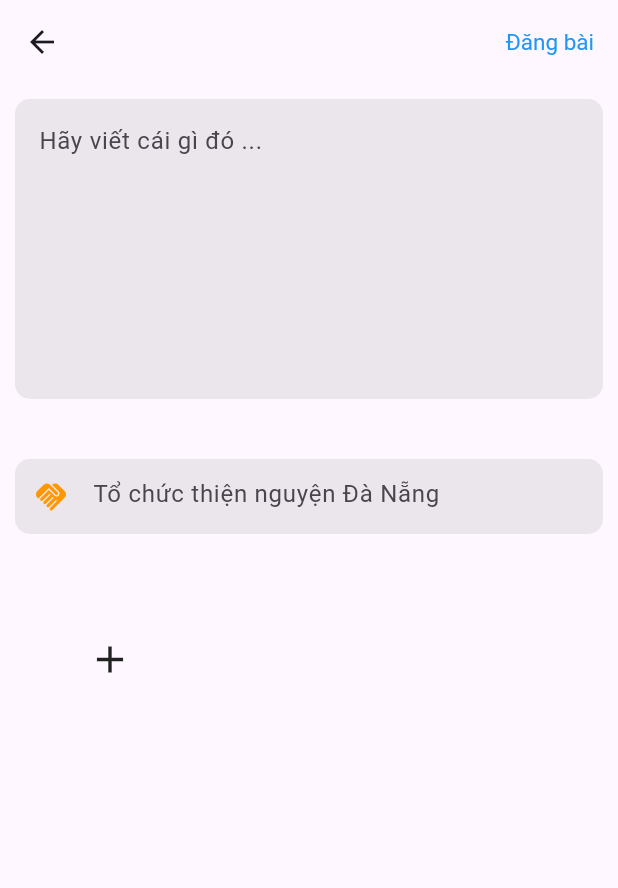
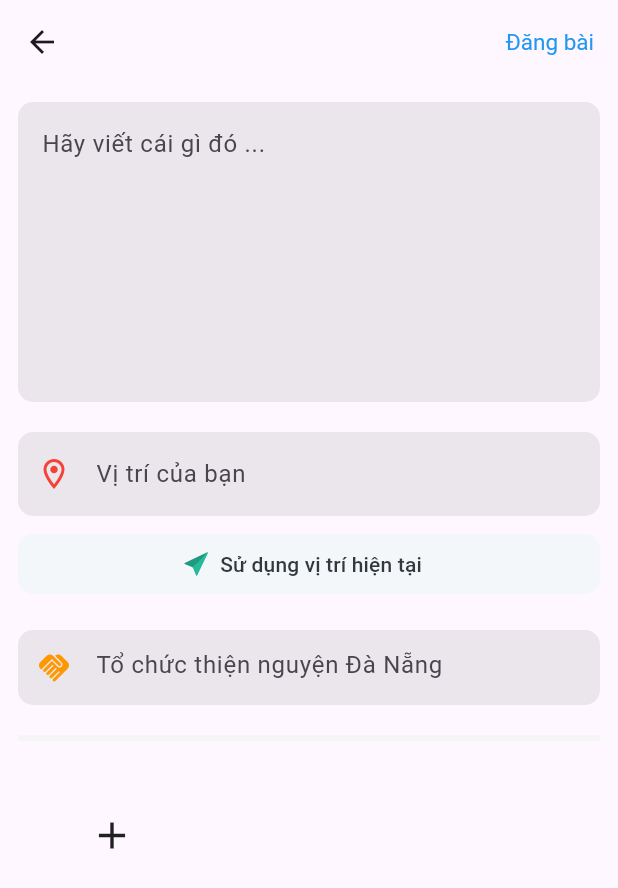
Before and after one commit to bybabye/volunteer_connection_app, a Flutter app: the PostPage screen opened directly, after a tap on the "add" icon, on a phone screen of 412 x 824 dp. Shown: the top 888 px of the screen. Run offline on Flutter 3.47's test engine with Material 3 defaults, Android fonts, the phone set to English and light mode, and no system bars; our stand-ins replace dio, dot_navigation_bar, flutter_inset_box_shadow, flutter_svg, font_awesome_flutter, geocoding and 3 more; missing offline and left inert: mobkit_dashed_border; accounts and stored records are empty; statements that could not run were skipped; project files that could hold a hidden picture were left out.

Commit message:
🔖 post page v2

```diff
--- a/lib/features/post/presentation/pages/post_page.dart
+++ b/lib/features/post/presentation/pages/post_page.dart
@@ -1,7 +1,12 @@
 import 'dart:io';
 import 'package:flutter/material.dart';
+import 'package:flutter_svg/flutter_svg.dart';
+import 'package:geolocator/geolocator.dart';
 import 'package:image_picker/image_picker.dart';
 import 'package:mobkit_dashed_border/mobkit_dashed_border.dart';
+import 'package:volunteer_connection/config/app_colors.dart';
+import 'package:volunteer_connection/features/post/location_handler.dart';
+import 'package:volunteer_connection/themes/app_colors.dart';
 
 class PostPage extends StatefulWidget {
   const PostPage({super.key});
@@ -13,15 +18,18 @@ class PostPage extends StatefulWidget {
 class _PostPageState extends State<PostPage> {
   TextEditingController contentController = TextEditingController();
   TextEditingController organizationController = TextEditingController();
+  TextEditingController addressController = TextEditingController();
+
+  String city = 'Quảng Trị';
   final ImagePicker imagePicker = ImagePicker();
   List<XFile> imageFileList = [];
 
   @override
   void initState() {
+    // _getCurrentPosition();
     super.initState();
   }
 
-  // Select image v1
   // void selectedImage() async {
   //   List<XFile> selectedImage = await imagePicker.pickMultiImage(
   //     imageQuality: 60, // Có thể điều chỉnh chất lượng ảnh
@@ -39,14 +47,16 @@ class _PostPageState extends State<PostPage> {
   //   setState(() {});
   // }
 
-  // Select image v2
   void selectedImage() async {
     List<XFile> selectedImage = await imagePicker.pickMultiImage(
       imageQuality: 60, // Có thể điều chỉnh chất lượng ảnh
     );
-    if ((imageFileList.length + selectedImage.length) <= 5) {
+
+    if (selectedImage != null &&
+        (imageFileList.length + selectedImage.length) <= 5) {
       imageFileList.addAll(selectedImage);
-    } else if ((imageFileList.length + selectedImage.length) > 5) {
+    } else if (selectedImage != null &&
+        (imageFileList.length + selectedImage.length) > 5) {
       ScaffoldMessenger.of(context).showSnackBar(
         const SnackBar(
           backgroundColor: Colors.blue,
@@ -66,9 +76,11 @@ class _PostPageState extends State<PostPage> {
   void logData() {
     print('Nội dung bài viết: ${contentController.text}');
     print('Tổ chức: ${organizationController.text}');
+
     // print('Địa chỉ : ${city}');
     print('path ảnh gồm :');
     print('----------------------------------------');
+
     imageFileList.forEach((element) {
       print(element.path);
     });
@@ -93,10 +105,9 @@ class _PostPageState extends State<PostPage> {
       ),
       body: SingleChildScrollView(
         child: Padding(
-          padding: const EdgeInsets.all(10),
+          padding: const EdgeInsets.all(12),
           child:
               Column(crossAxisAlignment: CrossAxisAlignment.start, children: [
-            // Noi dung post
             TextField(
               controller: contentController,
               autocorrect: false,
@@ -114,11 +125,65 @@ class _PostPageState extends State<PostPage> {
             const SizedBox(
               height: 20,
             ),
-            // GET LOCATION
+            Form(
+              child: TextFormField(
+                controller: addressController,
+                onChanged: (value) {},
+                textInputAction: TextInputAction.search,
+                decoration: InputDecoration(
+                    prefixIcon: const Icon(
+                      Icons.location_on_outlined,
+                      color: Colors.red,
+                    ),
+                    hintText: "Vị trí của bạn",
+                    border: OutlineInputBorder(
+                      borderSide: BorderSide.none,
+                      borderRadius: BorderRadius.circular(10.0),
+                    ),
+                    filled: true,
+                    fillColor: Colors.grey.withOpacity(0.2)),
+              ),
+            ),
+            Column(
+              children: [
+                Padding(
+                  padding: const EdgeInsets.only(top: 8),
+                  child: ElevatedButton.icon(
+                    onPressed: () async {
+                      Position? currentPosition =
+                          await LocationHandler.getCurrentPosition();
+                      String? currentAddress =
+                          await LocationHandler.getAddressFromLatLng(
+                              currentPosition!);
+                      setState(() {
+                        addressController.text =
+                            currentAddress ?? "Unknown Address";
+                      });
+                      // setState(() {});
+                      // print(currentPosition);
+                      print(currentAddress);
+                    },
+                    icon: SvgPicture.asset(
+                      "assets/icons/cursor_arrow.svg",
+                      height: 16,
+                    ),
+                    label: const Text("Sử dụng vị trí hiện tại"),
+                    style: ElevatedButton.styleFrom(
+                      backgroundColor: AppColors.grey_F4F7FA,
+                      foregroundColor: AppColors.black_33383C,
+                      elevation: 0,
+                      fixedSize: const Size(double.maxFinite, 40),
+                      shape: RoundedRectangleBorder(
+                        borderRadius: BorderRadius.circular(10),
+                      ),
+                    ),
+                  ),
+                ),
+              ],
+            ),
             const SizedBox(
               height: 20,
             ),
-            // Ten to chuc thien nguyen
             SizedBox(
               height: 50,
               child: TextField(
@@ -142,7 +207,11 @@ class _PostPageState extends State<PostPage> {
             const SizedBox(
               height: 20,
             ),
-            // Image of post
+            const Divider(
+              height: 4,
+              thickness: 4,
+              color: Appcolors.backgruondSecondColor,
+            ),
             SizedBox(
               height: 300,
               child: GridView.builder(
--- a/pubspec.yaml
+++ b/pubspec.yaml
@@ -40,6 +40,8 @@ dependencies:
   font_awesome_flutter: ^10.7.0
   dot_navigation_bar: ^1.0.2
   get_it: ^7.6.4
+  flutter_svg: ^2.0.10+1
+  geolocator: ^12.0.0
 dev_dependencies:
   flutter_test:
     sdk: flutter
@@ -69,6 +71,7 @@ flutter:
     - assets/
     - assets/fonts/
     - assets/images/
+    - assets/icons/
 
   # An image asset can refer to one or more resolution-specific "variants", see
   # https://flutter.dev/assets-and-images/#resolution-aware
```
Also changed, not shown: lib/config/constanst_config.dart (+6 -5 lines), lib/features/auth/data/datasource/auth_data_source.dart (+4 -4 lines), lib/features/post/location_handler.dart (added, +53 -0 lines), assets/icons/cursor_arrow.svg (added), assets/icons/handshake_heart.svg (added), assets/icons/location_icon.svg (added), pubspec.lock, 6 other files.
